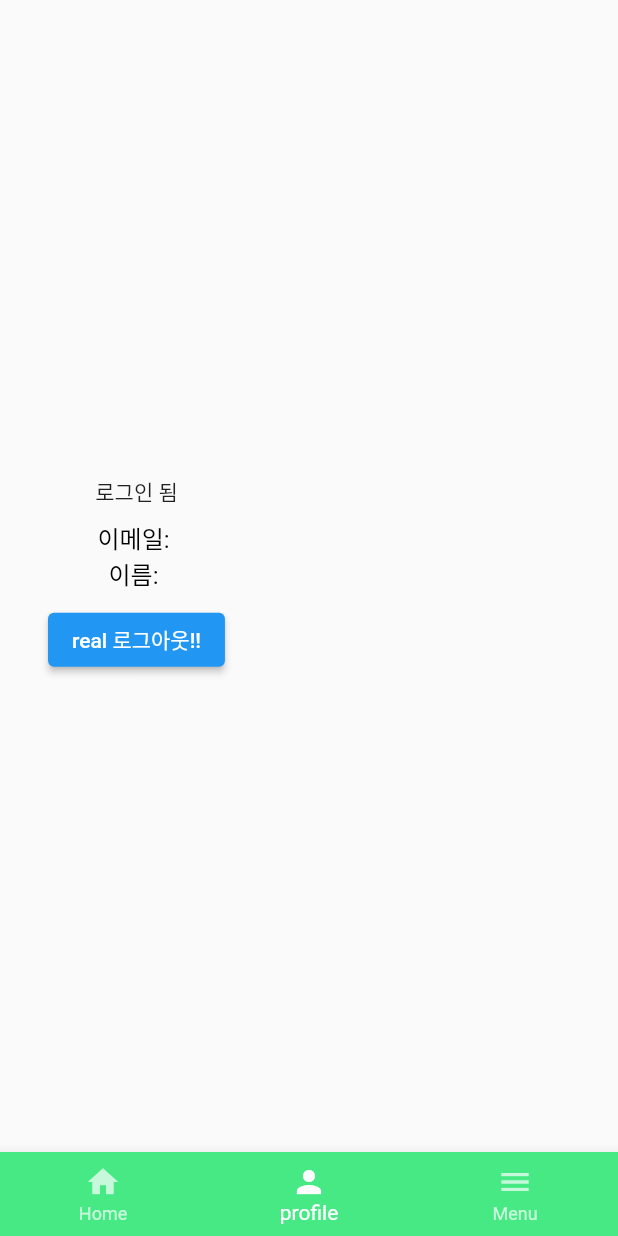
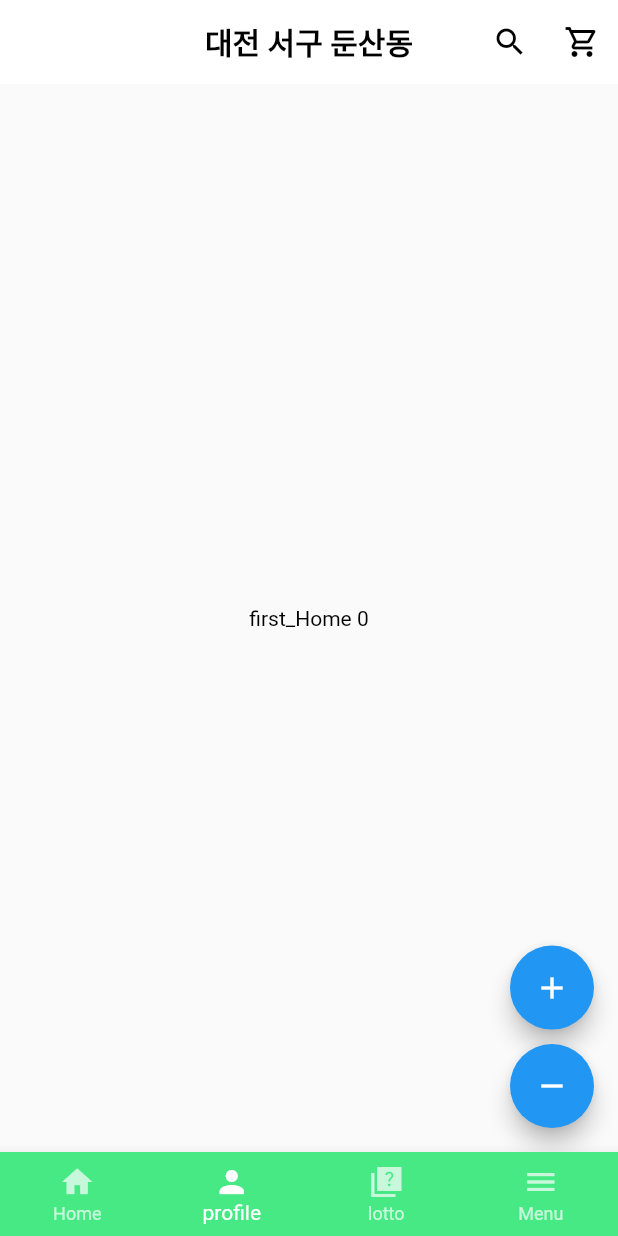
Before and after one commit to junyongcho1/yong_project, a Flutter app: the screen it shows once a user with an empty profile is signed in, item 2 of the bottom bar chosen, on a phone screen of 412 x 824 dp. Run offline on Flutter 3.47's test engine with Material 2 defaults, Android fonts, the light colour scheme and no system bars; our stand-ins replace carousel_slider, cloud_firestore, firebase_auth, firebase_core, google_sign_in, logger; missing offline and left inert: kakao_flutter_sdk_user; accounts and stored records are empty.

Commit message:
앱 기초 구상

```diff
--- a/lib/page/home_screen.dart
+++ b/lib/page/home_screen.dart
@@ -6,6 +6,7 @@ import 'package:flutter/material.dart';
 //import 'package:yong_project/logout/signout.dart';
 //import 'package:yong_project/page/new_screen.dart';
 import 'package:yong_project/screen/first_screen.dart';
+import 'package:yong_project/screen/lotto_screen.dart';
 import 'package:yong_project/screen/second_screen.dart';
 import 'package:yong_project/screen/thrid_screen.dart';
 //import 'package:yong_project/services/google_service.dart';
@@ -26,6 +27,7 @@ class _HomeScreenState extends State<HomeScreen> {
   final screens = [
     FirstScreen(),
     SecondScreen(),
+    LottoScreen(),
     ThirdScreen(),
   ];
   @override
@@ -33,7 +35,45 @@ class _HomeScreenState extends State<HomeScreen> {
     // final user = FirebaseAuth.instance.currentUser!;
     // Signout _signout = Signout();
     return Scaffold(
-      body: screens[currentIndex],
+      appBar: AppBar(
+        elevation: 0,
+        automaticallyImplyLeading: false,
+        //backgroundColor: Colors.transparent,
+        //backgroundColor: const Color.fromRGBO(0, 0, 0, 1).withOpacity(0.2),
+        backgroundColor: Colors.white,
+        title: InkWell(
+          onTap: () {
+            print('title 누름');
+          },
+          child: Text(
+            '대전 서구 둔산동',
+            style: TextStyle(color: Colors.black, fontWeight: FontWeight.bold),
+          ),
+        ),
+        // title: Text(
+        //   '대전 서구 둔산동',
+        //   style: TextStyle(color: Colors.black, fontWeight: FontWeight.bold),
+        // ),
+        centerTitle: true,
+        actions: <Widget>[
+          IconButton(
+            onPressed: () {},
+            icon: Icon(Icons.search),
+            color: Colors.black,
+            tooltip: '검색',
+          ),
+          IconButton(
+            onPressed: () {},
+            icon: Icon(Icons.shopping_cart_outlined),
+            color: Colors.black,
+            tooltip: '장바구니',
+          )
+        ],
+      ),
+      body: IndexedStack(
+        index: currentIndex,
+        children: screens,
+      ),
       ////////////bottom navigation bar////////////////////
       bottomNavigationBar: BottomNavigationBar(
         type: BottomNavigationBarType.fixed,
@@ -74,6 +114,7 @@ class _HomeScreenState extends State<HomeScreen> {
         items: const <BottomNavigationBarItem>[
           BottomNavigationBarItem(icon: Icon(Icons.home), label: 'Home'),
           BottomNavigationBarItem(icon: Icon(Icons.person), label: 'profile'),
+          BottomNavigationBarItem(icon: Icon(Icons.quiz_sharp), label: 'lotto'),
           BottomNavigationBarItem(icon: Icon(Icons.menu), label: 'Menu'),
         ],
       ),
--- a/lib/screen/second_screen.dart
+++ b/lib/screen/second_screen.dart
@@ -11,56 +11,50 @@ class SecondScreen extends StatefulWidget {
 }
 
 class _SecondScreenState extends State<SecondScreen> {
+  int counter = 0;
+  void incrementCounter() {
+    setState(() {
+      counter++;
+    });
+  }
+
+  void decrementCounter() {
+    setState(() {
+      counter--;
+    });
+  }
+
   @override
   Widget build(BuildContext context) {
     final user = FirebaseAuth.instance.currentUser!;
     Signout _signout = Signout();
     return Scaffold(
-        body: Padding(
-      padding: EdgeInsets.all(32),
-      child: Column(
-        mainAxisAlignment: MainAxisAlignment.center,
-        children: [
-          Text('로그인 됨'),
-          SizedBox(
-            height: 8,
+        body: Center(
+          child: Text(
+            'first_Home $counter',
+            style: TextStyle(color: Colors.black),
           ),
-          // CircleAvatar(
-          //   radius: 40,
-          //   backgroundImage: NetworkImage(user.photoURL!),
-          // ),
-          // SizedBox(
-          //   height: 8,
-          // ),
-          // Text(
-          //   '이름: ' + user.displayName!,
-          //   style: TextStyle(color: Colors.white, fontSize: 16),
-          // ),
-          // SizedBox(
-          //   height: 8,
-          // ),
-          Text(
-            '이메일: ' + user.email!,
-            style: TextStyle(color: Colors.black, fontSize: 16),
-          ),
-          Text(
-            '이름: ' + user.displayName!,
-            style: TextStyle(color: Colors.black, fontSize: 16),
-          ),
-
-          SizedBox(
-            height: 8,
-          ),
-          ElevatedButton(
-              onPressed: () {
-                _signout.signout();
-                Navigator.pushReplacement(context,
-                    MaterialPageRoute(builder: (context) => StartPage()));
-                // signOut();
-              },
-              child: Text('real 로그아웃!!'))
-        ],
-      ),
-    ));
+        ),
+        floatingActionButton: Stack(
+          children: <Widget>[
+            Align(
+              alignment: Alignment(
+                  Alignment.bottomRight.x, Alignment.bottomRight.x - 0.2),
+              child: FloatingActionButton(
+                onPressed: incrementCounter,
+                tooltip: '증가',
+                child: Icon(Icons.add),
+              ),
+            ),
+            Align(
+              alignment: Alignment.bottomRight,
+              child: FloatingActionButton(
+                onPressed: decrementCounter,
+                tooltip: '증가',
+                child: Icon(Icons.remove),
+              ),
+            )
+          ],
+        ));
   }
 }
--- a/pubspec.yaml
+++ b/pubspec.yaml
@@ -24,6 +24,7 @@ dependencies:
   kakao_flutter_sdk_user: ^1.4.2
   http: ^0.13.5
   cloud_firestore: ^4.5.2
+  carousel_slider: ^4.2.1
 
 dev_dependencies:
   flutter_test:
```
Also changed, not shown: lib/screen/first_screen.dart (+2 -8 lines), lib/screen/lotto_screen.dart (added, +91 -0 lines), pubspec.lock.
